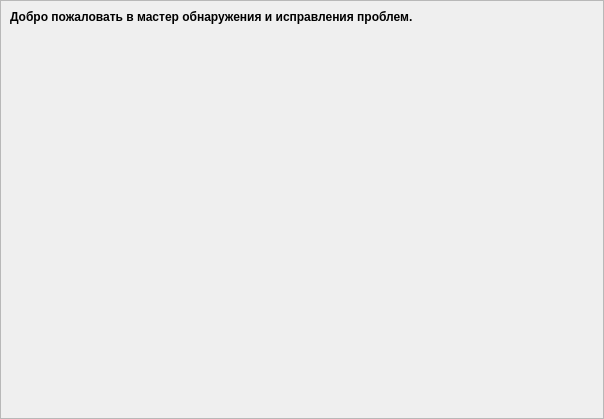
The window that src/app/introwizardpage.ui (august-alt/alt-diagnostic-tool) describes before a commit, drawn with Qt 5.
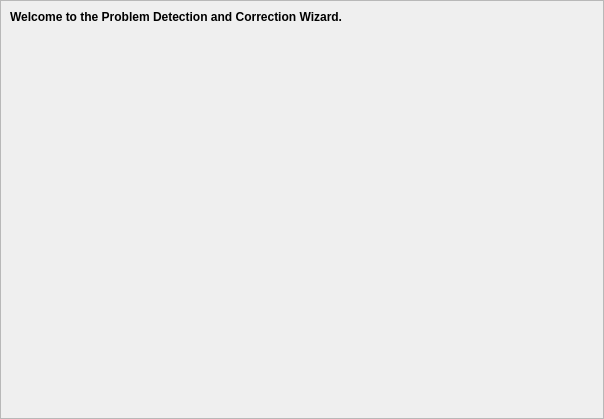
The same window after the commit. Icons and pictures are not drawn.

What changed in the file:
```diff
--- a/src/app/introwizardpage.ui
+++ b/src/app/introwizardpage.ui
@@ -62,7 +62,7 @@
          </font>
         </property>
         <property name="text">
-         <string>Добро пожаловать в мастер обнаружения и исправления проблем.</string>
+         <string>Welcome to the Problem Detection and Correction Wizard.</string>
         </property>
        </widget>
       </item>
```
